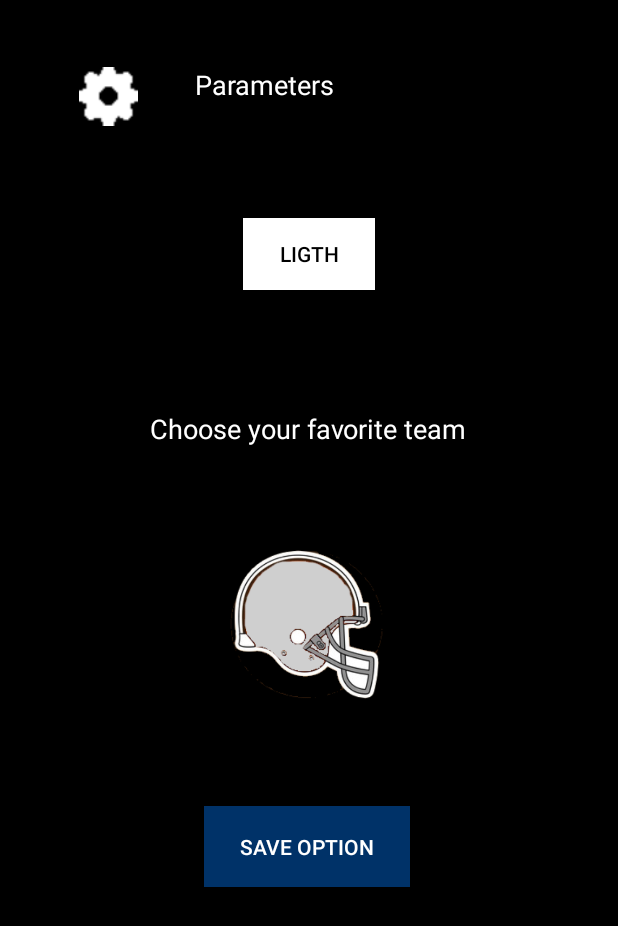
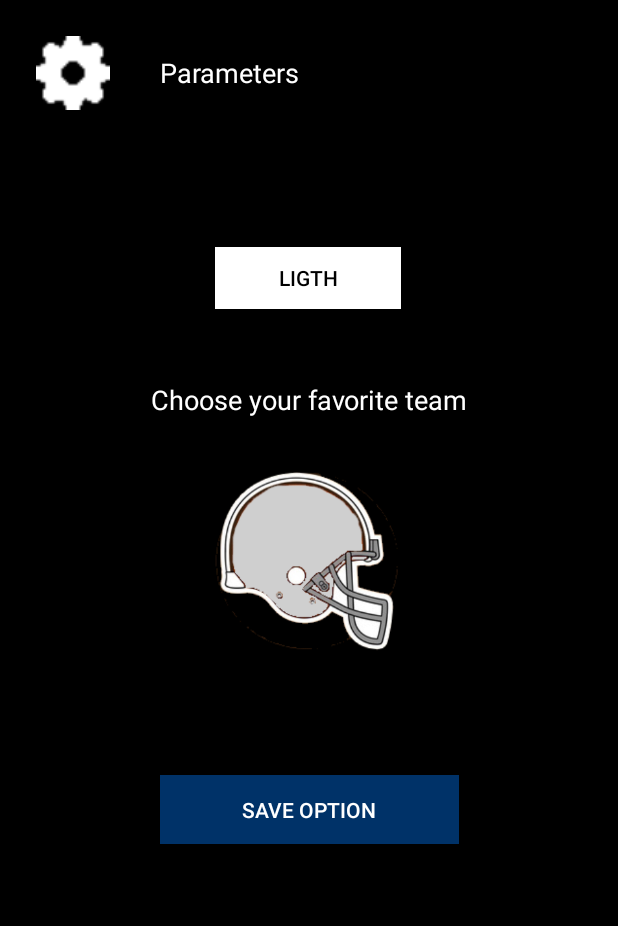
Before and after one commit to RomaricHaby/NFL_Super_Bowl-, an Android app: the screen it shows after launch (OptionActivity), after a tap on an icon or button, on a phone screen of 412 x 824 dp. Shown: the top 926 px of the screen. Run offline under Robolectric (Android 15) with nearby library versions, the phone set to English and light mode, and no system bars; network calls fail.

```diff
--- a/app/src/main/java/com/example/miniprojet/Activity/LoadData/SplashActivity.java
+++ b/app/src/main/java/com/example/miniprojet/Activity/LoadData/SplashActivity.java
@@ -14,7 +14,6 @@ import android.os.Handler;
 import android.provider.Settings;
 import android.view.Window;
 import android.widget.Toast;
-
 import com.example.miniprojet.API.Async_task_data;
 import com.example.miniprojet.Activity.MainActivity;
 import com.example.miniprojet.Model.SuperBowl;
@@ -26,7 +25,7 @@ public class SplashActivity extends Activity {
     public static ArrayList<SuperBowl> superBowlArrayList = new ArrayList<>();
 
     /** Duration of wait **/
-    private final int SPLASH_DISPLAY_LENGTH = 4000;
+    private final int SPLASH_DISPLAY_LENGTH = 4500;
 
     @Override
     public void onCreate(Bundle icicle) {
--- a/app/src/main/res/layout/activity_option.xml
+++ b/app/src/main/res/layout/activity_option.xml
@@ -7,40 +7,52 @@
     android:layout_height="match_parent"
     android:background="@android:color/black">
 
+    <ScrollView
+        android:layout_width="match_parent"
+        android:layout_height="match_parent"
+        android:fillViewport="true"
+        app:layout_constraintBottom_toBottomOf="parent"
+        app:layout_constraintEnd_toEndOf="parent"
+        app:layout_constraintStart_toStartOf="parent"
+        app:layout_constraintTop_toTopOf="parent">
+
+        <androidx.constraintlayout.widget.ConstraintLayout
+            android:id="@+id/linearLayout2"
+            android:layout_width="match_parent"
+            android:layout_height="wrap_content">
+
             <ImageView
                 android:id="@+id/gearOption"
-        android:layout_width="39dp"
-        android:layout_height="40dp"
-        android:layout_marginTop="44dp"
-        app:layout_constraintEnd_toEndOf="parent"
-        app:layout_constraintHorizontal_bias="0.142"
+                android:layout_width="49dp"
+                android:layout_height="49dp"
+                android:layout_marginStart="24dp"
+                android:layout_marginTop="24dp"
                 app:layout_constraintStart_toStartOf="parent"
-        app:layout_constraintTop_toTopOf="parent"
-        app:srcCompat="@drawable/gear_option" />
+                app:layout_constraintTop_toTopOf="parent" />
 
             <TextView
                 android:id="@+id/textOption"
                 android:layout_width="264dp"
-        android:layout_height="25dp"
-        android:layout_marginStart="32dp"
-        android:layout_marginTop="44dp"
+                android:layout_height="0dp"
+                android:layout_marginTop="36dp"
                 android:text="@string/Parameter"
                 android:textColor="@color/white"
                 android:textSize="18sp"
                 app:layout_constraintEnd_toEndOf="parent"
-        app:layout_constraintHorizontal_bias="0.26"
+                app:layout_constraintHorizontal_bias="0.445"
                 app:layout_constraintStart_toEndOf="@+id/gearOption"
                 app:layout_constraintTop_toTopOf="parent" />
 
             <ToggleButton
                 android:id="@+id/toggleButton"
-        android:layout_width="wrap_content"
-        android:layout_height="wrap_content"
-        android:layout_marginTop="76dp"
+                android:layout_width="124dp"
+                android:layout_height="41dp"
+                android:layout_marginTop="104dp"
                 android:background="@drawable/btn_toggle"
                 android:textOff="Ligth"
                 android:textOn="Dark"
                 app:layout_constraintEnd_toEndOf="parent"
+                app:layout_constraintHorizontal_bias="0.498"
                 app:layout_constraintStart_toStartOf="parent"
                 app:layout_constraintTop_toBottomOf="@+id/textOption" />
 
@@ -48,35 +60,38 @@
                 android:id="@+id/teamFavorite"
                 android:layout_width="wrap_content"
                 android:layout_height="wrap_content"
-        android:layout_marginTop="80dp"
+                android:layout_marginTop="48dp"
                 android:text="@string/favoriteTeam"
                 android:textColor="@color/white"
                 android:textSize="18sp"
                 app:layout_constraintEnd_toEndOf="parent"
-        app:layout_constraintHorizontal_bias="0.497"
                 app:layout_constraintStart_toStartOf="parent"
                 app:layout_constraintTop_toBottomOf="@+id/toggleButton" />
 
             <ImageView
                 android:id="@+id/helmet"
-        android:layout_width="106dp"
-        android:layout_height="103dp"
-        android:layout_marginTop="68dp"
+                android:layout_width="129dp"
+                android:layout_height="122dp"
+                android:layout_marginTop="36dp"
                 app:layout_constraintEnd_toEndOf="parent"
-        app:layout_constraintHorizontal_bias="0.498"
                 app:layout_constraintStart_toStartOf="parent"
                 app:layout_constraintTop_toBottomOf="@+id/teamFavorite"
                 app:srcCompat="@drawable/default_helmet" />
 
             <Button
                 android:id="@+id/buttonSaveOption"
-        android:layout_width="137dp"
-        android:layout_height="54dp"
-        android:layout_marginTop="68dp"
+                android:layout_width="199dp"
+                android:layout_height="46dp"
+                android:layout_marginTop="80dp"
+                android:layout_marginBottom="32dp"
                 android:text="@string/save_option"
                 android:textColor="@color/white"
+                app:layout_constraintBottom_toBottomOf="parent"
                 app:layout_constraintEnd_toEndOf="parent"
-        app:layout_constraintHorizontal_bias="0.496"
                 app:layout_constraintStart_toStartOf="parent"
-        app:layout_constraintTop_toBottomOf="@+id/helmet" />
+                app:layout_constraintTop_toBottomOf="@+id/helmet"
+                app:layout_constraintVertical_bias="0.0" />
         </androidx.constraintlayout.widget.ConstraintLayout>
+    </ScrollView>
+
+</androidx.constraintlayout.widget.ConstraintLayout>
--- a/app/src/main/res/layout/activity_splash.xml
+++ b/app/src/main/res/layout/activity_splash.xml
@@ -23,10 +23,11 @@
 
     <TextView
         android:id="@+id/textView2"
-        android:layout_width="214dp"
-        android:layout_height="25dp"
+        android:layout_width="288dp"
+        android:layout_height="19dp"
         android:fontFamily="sans-serif-black"
         android:text="@string/developed_by_romaric_haby"
+        android:textAlignment="center"
         android:textColor="@color/white"
         android:textSize="16sp"
         app:drawableTint="@android:color/background_light"
```
Also changed, not shown: app/src/main/java/com/example/miniprojet/Activity/DetailSuperBowlActivity.java (+24 -1 lines), app/src/main/java/com/example/miniprojet/Activity/MainActivity.java (+20 -4 lines), app/src/main/java/com/example/miniprojet/Adapter/SuperBowlAdapter.java (+23 -1 lines), 1 other file. Lines whose indentation alone changed are shown as unchanged.
